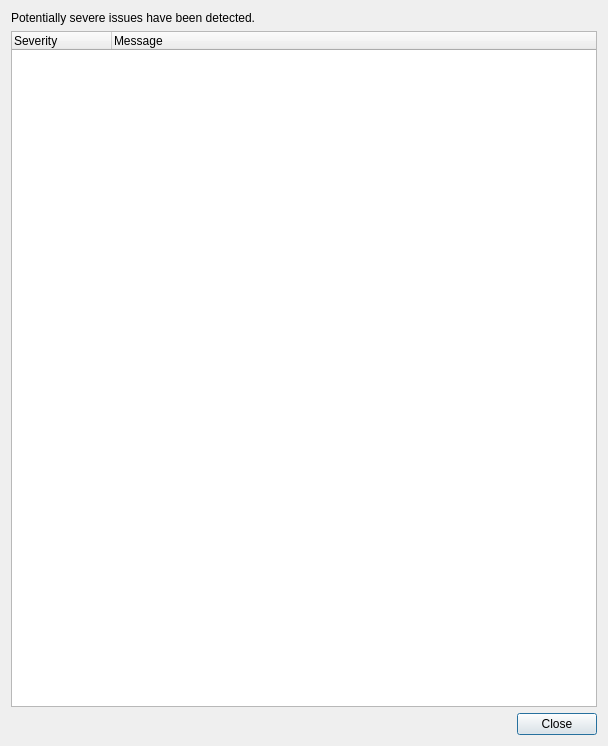
Old version of the form ui/DiagnosticsDialog.ui in the repository OpenSCAP/scap-workbench.
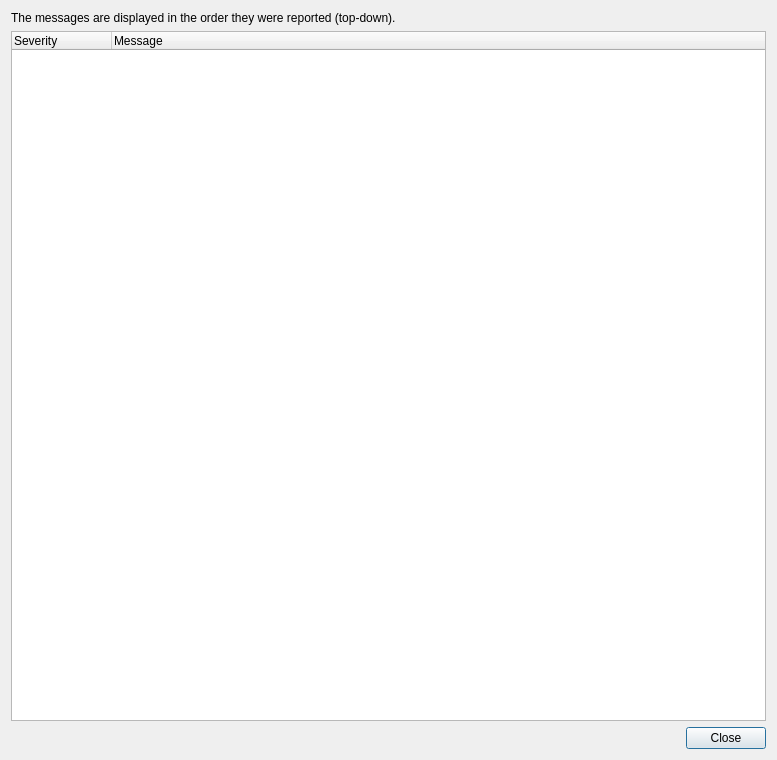
New version of the form.

Commit message: Fixed a crash when opening invalid files, improved diagnostics dialog

Diff of the .ui file:
```diff
--- a/ui/DiagnosticsDialog.ui
+++ b/ui/DiagnosticsDialog.ui
@@ -6,8 +6,8 @@
    <rect>
     <x>0</x>
     <y>0</y>
-    <width>608</width>
-    <height>746</height>
+    <width>777</width>
+    <height>760</height>
    </rect>
   </property>
   <property name="windowTitle">
@@ -17,7 +17,7 @@
    <item>
     <widget class="QLabel" name="label">
      <property name="text">
-      <string>Potentially severe issues have been detected.</string>
+      <string>The messages are displayed in the order they were reported (top-down).</string>
      </property>
     </widget>
    </item>
@@ -29,6 +29,9 @@
      <property name="itemsExpandable">
       <bool>false</bool>
      </property>
+     <property name="wordWrap">
+      <bool>true</bool>
+     </property>
      <property name="expandsOnDoubleClick">
       <bool>false</bool>
      </property>
```
The commit also changes 3 other files.
